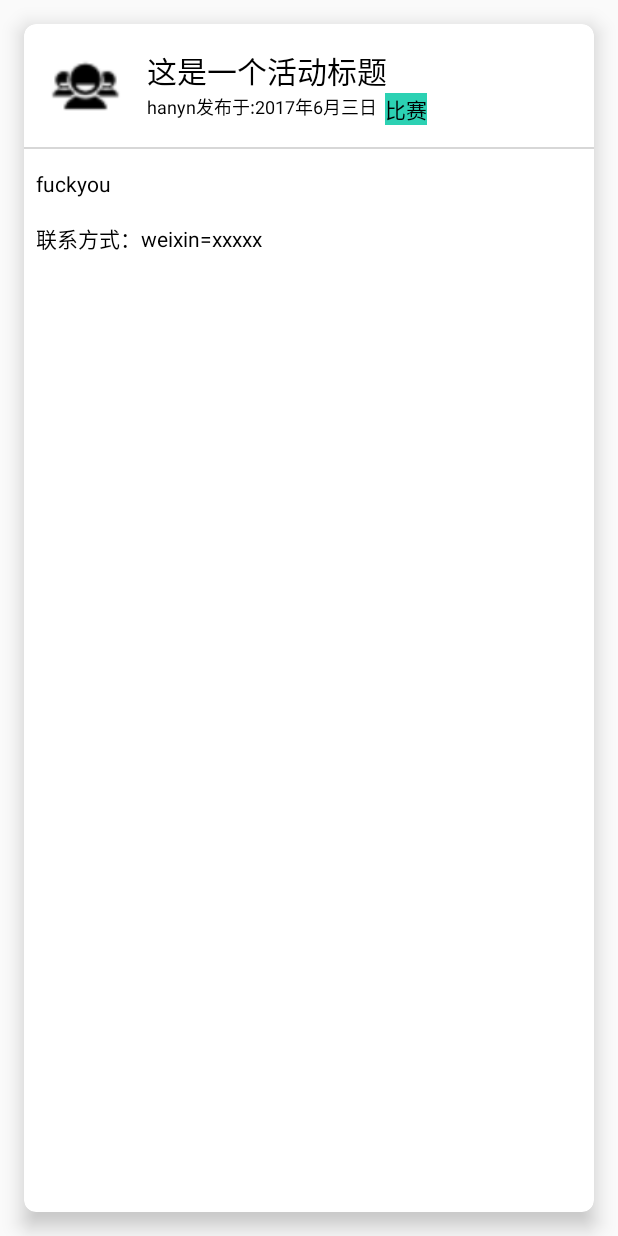
After one commit to hanyaonian/ActPlus, an Android app: the layout group_carditem.xml on its own in the app's theme, with its tools: preview values and no code run, on a phone screen of 412 x 824 dp. The commit adds this screen. Run offline under Robolectric (Android 15) with nearby library versions, the phone set to English and light mode, and no system bars.

Commit message:
组队列表已经完成，帅气，明天完成个人部分，个人登陆、个人中心就差不多完成了

```diff
--- a/ActPlus/app/build.gradle
+++ b/ActPlus/app/build.gradle
@@ -34,5 +34,6 @@ dependencies {
     compile 'com.youth.banner:banner:1.4.9'
     compile 'com.github.bumptech.glide:glide:3.7.0'
     compile 'com.android.support:support-v4:25.3.1'
+    compile 'com.android.support:percent:25.3.1'
     testCompile 'junit:junit:4.12'
 }
--- a/ActPlus/app/src/main/java/com/example/dell/actplus/list_fragment.java
+++ b/ActPlus/app/src/main/java/com/example/dell/actplus/list_fragment.java
@@ -64,7 +64,9 @@ public class list_fragment extends Fragment {
         PTF_listView.setOnItemClickListener(new AdapterView.OnItemClickListener() {
             @Override
             public void onItemClick(AdapterView<?> parent, View view, int position, long id) {
-                Toast.makeText(getActivity().getApplicationContext(), listData.get(position-2).getTitle(), Toast.LENGTH_LONG).show();
+                //通过此方法将参数传到activity，实在没啥办法啦~
+                ((Index)getActivity()).setSelected_item(listData.get(position-2));
+                //替换fragment
                 FragmentManager fragmentManager = getActivity().getFragmentManager();
                 actdetail act_detail = new actdetail();
                 FragmentTransaction ft = fragmentManager.beginTransaction();
--- /dev/null
+++ b/ActPlus/app/src/main/res/layout/group_carditem.xml
@@ -0,0 +1,111 @@
+<?xml version="1.0" encoding="utf-8"?>
+<LinearLayout xmlns:android="http://schemas.android.com/apk/res/android"
+    xmlns:app="http://schemas.android.com/apk/res-auto"
+    android:orientation="vertical"
+    android:layout_width="match_parent"
+    android:background="#00000000"
+    android:layout_height="match_parent">
+    <android.support.v7.widget.CardView
+        android:layout_width="match_parent"
+        android:layout_height="match_parent"
+        android:focusable="false"
+        android:clickable="false"
+        android:foreground="?android:attr/selectableItemBackground"
+        app:cardCornerRadius="@dimen/dp8"
+        app:cardBackgroundColor="@color/white"
+        app:cardElevation="@dimen/dp8"
+        android:layout_margin="@dimen/dp16"
+        android:id="@+id/group_card_view">
+
+        <LinearLayout
+            android:layout_width="match_parent"
+            android:layout_height="wrap_content"
+            android:orientation="vertical">
+
+            <RelativeLayout
+                android:layout_width="wrap_content"
+                android:layout_height="wrap_content">
+
+                <ImageView
+                    android:id="@+id/group_pub_img"
+                    android:layout_width="50dp"
+                    android:layout_height="50dp"
+                    android:layout_alignParentLeft="true"
+                    android:layout_margin="@dimen/dp16"
+                    android:src="@drawable/group" />
+
+                <TextView
+                    android:id="@+id/group_title"
+                    android:layout_width="wrap_content"
+                    android:layout_height="wrap_content"
+                    android:layout_marginTop="@dimen/dp16"
+                    android:layout_toRightOf="@+id/group_pub_img"
+                    android:fontFamily="serif"
+                    android:text="这是一个活动标题"
+                    android:textColor="@color/text"
+                    android:textSize="20dp" />
+
+                <TextView
+                    android:id="@+id/group_pub"
+                    android:layout_width="wrap_content"
+                    android:layout_height="wrap_content"
+                    android:layout_below="@+id/group_title"
+                    android:layout_toRightOf="@+id/group_pub_img"
+                    android:text="hanyn发布于:"
+                    android:textColor="@color/text"
+                    android:textSize="12dp" />
+
+                <TextView
+                    android:id="@+id/group_time"
+                    android:layout_width="wrap_content"
+                    android:layout_height="wrap_content"
+                    android:layout_below="@+id/group_title"
+                    android:layout_toEndOf="@+id/group_pub"
+                    android:layout_toRightOf="@+id/group_pub"
+                    android:text="2017年6月三日"
+                    android:textColor="@color/text"
+                    android:textSize="12dp" />
+
+                <TextView
+                    android:id="@+id/act_type"
+                    android:layout_width="wrap_content"
+                    android:layout_height="wrap_content"
+                    android:layout_marginLeft="@dimen/dp5"
+                    android:layout_toRightOf="@id/group_time"
+                    android:layout_below="@+id/group_title"
+                    android:background="@color/colorPrimary"
+                    android:text="比赛"
+                    android:textColor="@color/text" />
+            </RelativeLayout>
+
+            <LinearLayout
+                android:layout_width="match_parent"
+                android:layout_height="1dp"
+                android:background="#d7d7d7" />
+
+            <RelativeLayout
+                android:layout_width="wrap_content"
+                android:layout_height="wrap_content"
+                android:layout_marginTop="@dimen/dp5">
+
+                <TextView
+                    android:id="@+id/group_detail"
+                    android:layout_width="wrap_content"
+                    android:layout_height="wrap_content"
+                    android:layout_margin="@dimen/dp8"
+                    android:text="fuckyou"
+                    android:textColor="@color/text" />
+
+                <TextView
+                    android:id="@+id/group_contact"
+                    android:layout_width="wrap_content"
+                    android:layout_height="wrap_content"
+                    android:layout_below="@id/group_detail"
+                    android:layout_margin="@dimen/dp8"
+                    android:text="联系方式：weixin=xxxxx"
+                    android:textColor="@color/text" />
+            </RelativeLayout>
+        </LinearLayout>
+        >
+    </android.support.v7.widget.CardView>
+</LinearLayout>
```
Also changed, not shown: ActPlus/app/src/main/java/com/example/dell/actplus/Index.java (+14 -2 lines), ActPlus/app/src/main/java/com/example/dell/actplus/NetTools.java (+117 -0 lines), ActPlus/app/src/main/java/com/example/dell/actplus/actdetail.java (+81 -2 lines), ActPlus/app/src/main/java/com/example/dell/actplus/grouplist.java (added, +74 -0 lines), ActPlus/app/src/main/java/com/example/dell/actplus/grouplist_adapter.java (added, +72 -0 lines), ActPlus/app/src/main/res/layout/fragment_actdetail.xml (+22 -11 lines), ActPlus/app/src/main/res/layout/fragment_grouplist.xml (renamed from ActPlus/app/src/main/res/layout/fragment_list.xml, +4 -7 lines), ActPlus/app/src/main/res/layout/partofdetail.xml (+12 -0 lines).
